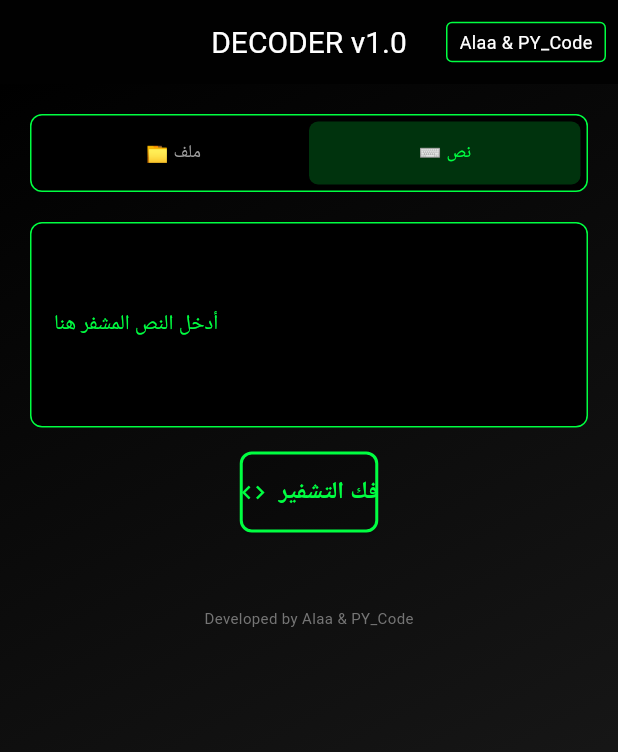
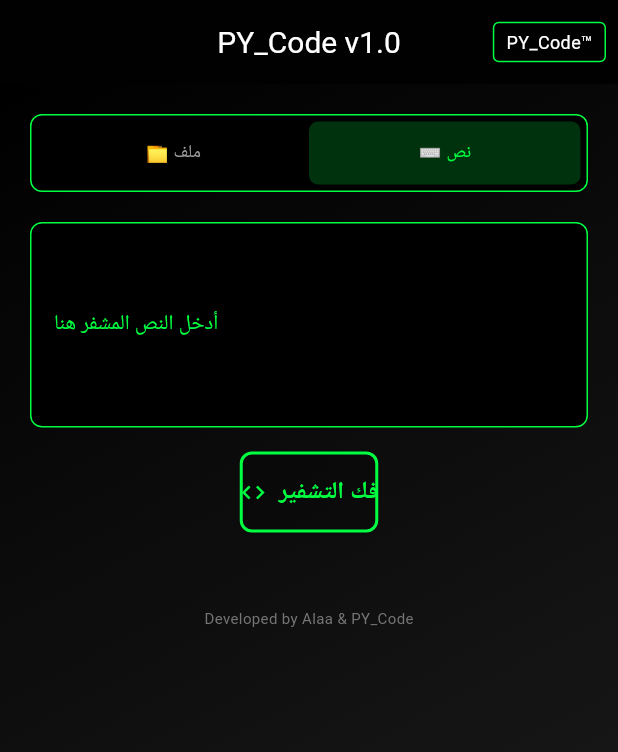
Before and after one commit to alaarafeek5522-ai/Decoder, a Flutter app: the screen it shows after launch, after a tap on "⌨️ نص", on a phone screen of 412 x 824 dp. Shown: the top 752 px of the screen. Run offline on Flutter 3.47's test engine with Material 3 defaults, Android fonts, the phone set to English and light mode, and no system bars; our stand-ins replace file_picker, flutter_animate, google_fonts, share_plus; missing offline and left inert: pointycastle.

Commit message:
Rename app to PY_Code Decoder

```diff
--- a/lib/main.dart
+++ b/lib/main.dart
@@ -13,7 +13,7 @@ class MyApp extends StatelessWidget {
   @override
   Widget build(BuildContext context) {
     return MaterialApp(
-      title: 'Decoder',
+      title: 'PY_Code Decoder',
       debugShowCheckedModeBanner: false,
       theme: AppTheme.darkTheme,
       home: const SplashScreen(),
--- a/lib/screens/home_screen.dart
+++ b/lib/screens/home_screen.dart
@@ -103,7 +103,7 @@ class _HomeScreenState extends State<HomeScreen> {
     return Scaffold(
       backgroundColor: AppTheme.darkBg,
       appBar: AppBar(
-        title: const Text('DECODER v1.0'),
+        title: const Text('PY_Code v1.0'),
         backgroundColor: Colors.black.withOpacity(0.9),
         centerTitle: true,
         actions: [
@@ -115,7 +115,7 @@ class _HomeScreenState extends State<HomeScreen> {
                 border: Border.all(color: AppTheme.primaryGreen),
                 borderRadius: BorderRadius.circular(4),
               ),
-              child: const Text('Alaa & PY_Code'),
+              child: const Text('PY_Code™'),
             ),
           ),
         ],
--- a/lib/screens/splash_screen.dart
+++ b/lib/screens/splash_screen.dart
@@ -49,9 +49,9 @@ class _SplashScreenState extends State<SplashScreen> {
             ).animate().scale(duration: 500.ms).then().fade(),
             const SizedBox(height: 30),
             Text(
-              'DECODER',
+              'PY_Code',
               style: GoogleFonts.shareTechMono(
-                fontSize: 32,
+                fontSize: 36,
                 color: AppTheme.primaryGreen,
                 fontWeight: FontWeight.bold,
                 letterSpacing: 4,
@@ -59,7 +59,7 @@ class _SplashScreenState extends State<SplashScreen> {
             ).animate().fadeIn(duration: 800.ms).then().shimmer(),
             const SizedBox(height: 10),
             Text(
-              'by Alaa & PY_Code',
+              'Decoder • by Alaa & PY_Code',
               style: GoogleFonts.shareTechMono(
                 fontSize: 14,
                 color: Colors.grey,
--- a/pubspec.yaml
+++ b/pubspec.yaml
@@ -1,5 +1,5 @@
-name: decoder_app
-description: A professional decoder app for encrypted configs
+name: py_code_decoder
+description: PY_Code - Professional AES Decoder for encrypted configs
 publish_to: 'none'
 version: 1.0.0+1
 
```
